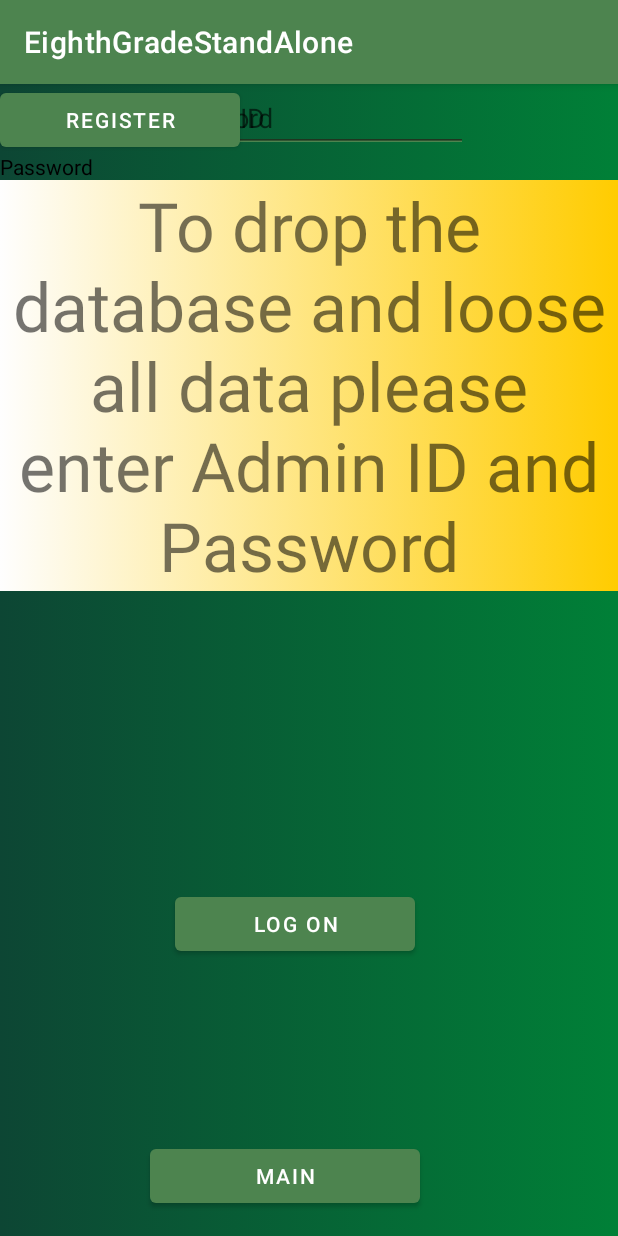
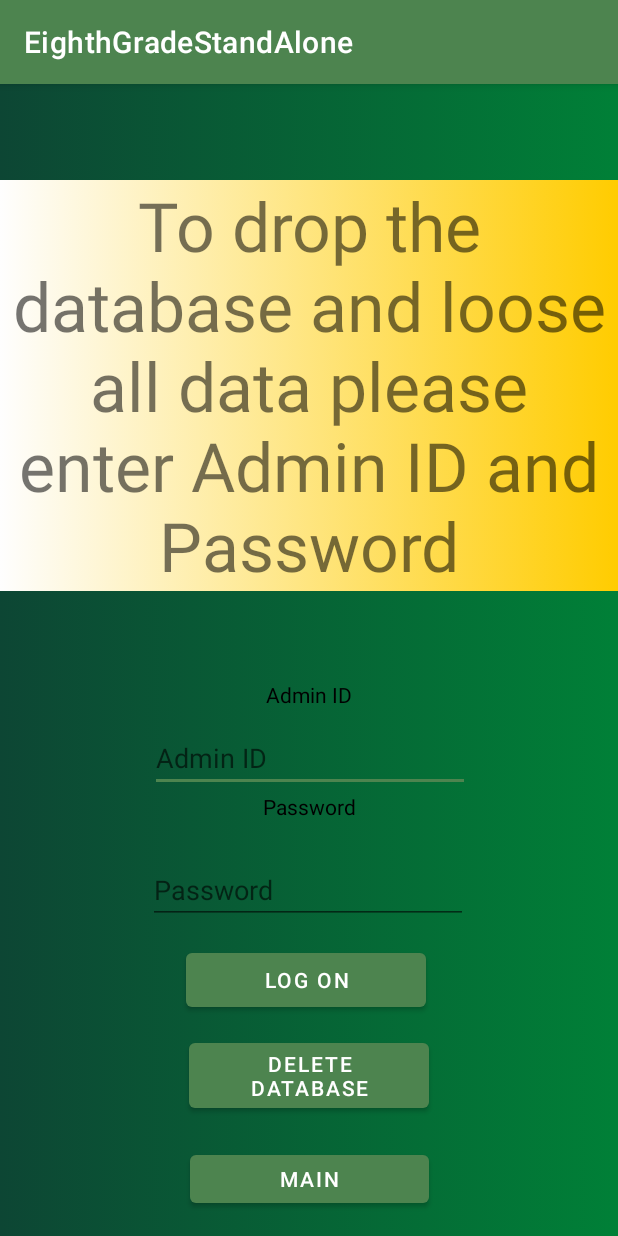
Before and after one commit to Jmaude/EighthGradeStandAlone, an Android app: the AdminDropDatabase screen opened directly, with no data from a screen before it, on a phone screen of 412 x 824 dp. Run offline under Robolectric (Android 15) with nearby library versions, the phone set to English and light mode, and no system bars.

Commit message:
AdminDropDatabase created and testing passed

```diff
--- a/app/src/main/java/com/example/eighthgradestandalone/AdminLogOn.java
+++ b/app/src/main/java/com/example/eighthgradestandalone/AdminLogOn.java
@@ -59,7 +59,7 @@ public class AdminLogOn extends AppCompatActivity {
                         intent.setFlags(Intent.FLAG_ACTIVITY_CLEAR_TOP);
                         startActivity(intent);
                     }
-                    if (recordCount < 0) {
+                    if (recordCount == 0) {
                         Intent intent = new Intent(AdminLogOn.this, AdminInputData.class);
                         intent.setFlags(Intent.FLAG_ACTIVITY_CLEAR_TOP);
                         startActivity(intent);
--- a/app/src/main/res/layout/activity_admin_drop_database.xml
+++ b/app/src/main/res/layout/activity_admin_drop_database.xml
@@ -11,14 +11,11 @@
         android:id="@+id/buttonLogOn2"
         android:layout_width="160dp"
         android:layout_height="48dp"
-        android:layout_marginStart="158dp"
-        android:layout_marginTop="536dp"
-        android:layout_marginEnd="159dp"
+        android:layout_marginStart="124dp"
+        android:layout_marginBottom="12dp"
         android:text="@string/logOn"
-        app:layout_constraintEnd_toEndOf="parent"
-        app:layout_constraintHorizontal_bias="0.636"
-        app:layout_constraintStart_toStartOf="parent"
-        app:layout_constraintTop_toBottomOf="@+id/stdLoginLayout" />
+        app:layout_constraintBottom_toTopOf="@+id/deleteButton"
+        app:layout_constraintStart_toStartOf="parent" />
 
     <LinearLayout
         android:id="@+id/stdLoginLayout"
@@ -37,22 +34,23 @@
     </LinearLayout>
 
     <Button
-        android:id="@+id/registerButton2"
+        android:id="@+id/deleteButton"
         android:layout_width="160dp"
         android:layout_height="wrap_content"
-        android:text="Register"
-        tools:layout_editor_absoluteX="117dp"
-        tools:layout_editor_absoluteY="599dp" />
+        android:layout_marginStart="126dp"
+        android:layout_marginBottom="19dp"
+        android:text="Delete Database"
+        app:layout_constraintBottom_toTopOf="@+id/buttonMain2"
+        app:layout_constraintStart_toStartOf="parent" />
 
     <Button
         android:id="@+id/buttonMain2"
-        android:layout_width="180dp"
-        android:layout_height="48dp"
+        android:layout_width="159dp"
+        android:layout_height="44dp"
         android:layout_marginBottom="16dp"
         android:text="Main"
         app:layout_constraintBottom_toBottomOf="parent"
         app:layout_constraintEnd_toEndOf="parent"
-        app:layout_constraintHorizontal_bias="0.432"
         app:layout_constraintStart_toStartOf="parent"
         app:layout_constraintTop_toBottomOf="@+id/registerButton"
         app:layout_constraintVertical_bias="0.661" />
@@ -75,23 +73,25 @@
         android:id="@+id/editAdminID"
         android:layout_width="wrap_content"
         android:layout_height="wrap_content"
+        android:layout_marginStart="100dp"
         android:ems="10"
         android:hint="@string/adminId"
-        android:inputType="textPersonName"
+        android:inputType="number"
         android:textColor="@color/sunflower"
-        app:layout_constraintEnd_toEndOf="parent"
-        app:layout_constraintHorizontal_bias="0.497"
-        app:layout_constraintStart_toStartOf="parent"
-        tools:layout_editor_absoluteY="402dp" />
+        app:layout_constraintBottom_toTopOf="@+id/textView7"
+        app:layout_constraintStart_toStartOf="parent" />
 
     <TextView
         android:id="@+id/textView7"
         android:layout_width="match_parent"
         android:layout_height="25dp"
+        android:layout_marginBottom="17dp"
         android:text="@string/password"
+        android:textAlignment="center"
         android:textColor="@color/black"
-        app:layout_constraintTop_toBottomOf="@+id/editAdminID"
-        tools:layout_editor_absoluteX="100dp" />
+        app:layout_constraintBottom_toTopOf="@+id/editNumberPW"
+        app:layout_constraintEnd_toEndOf="parent"
+        app:layout_constraintStart_toStartOf="parent" />
 
     <TextView
         android:id="@+id/textView4"
@@ -108,13 +108,14 @@
         android:id="@+id/editNumberPW"
         android:layout_width="wrap_content"
         android:layout_height="wrap_content"
+        android:layout_marginBottom="13dp"
         android:ems="10"
         android:hint="@string/password"
         android:inputType="numberPassword"
         android:textColor="@color/sunflower"
+        app:layout_constraintBottom_toTopOf="@+id/buttonLogOn2"
         app:layout_constraintEnd_toEndOf="parent"
         app:layout_constraintHorizontal_bias="0.497"
-        app:layout_constraintStart_toStartOf="parent"
-        tools:layout_editor_absoluteY="472dp" />
+        app:layout_constraintStart_toStartOf="parent" />
 
 </androidx.constraintlayout.widget.ConstraintLayout>
--- a/app/src/main/res/layout/activity_admin_input_data.xml
+++ b/app/src/main/res/layout/activity_admin_input_data.xml
@@ -75,7 +75,7 @@
                 android:layout_height="wrap_content"
                 android:ems="10"
                 android:hint="@string/firstName"
-                android:inputType="textPersonName"
+                android:inputType="textCapWords"
                 android:minHeight="48dp" />
         </TableRow>
 
@@ -97,7 +97,7 @@
                 android:layout_height="wrap_content"
                 android:ems="10"
                 android:hint="@string/lastName"
-                android:inputType="textPersonName"
+                android:inputType="textCapWords"
                 android:minHeight="48dp" />
         </TableRow>
 
--- a/app/src/main/res/layout/activity_log_on.xml
+++ b/app/src/main/res/layout/activity_log_on.xml
@@ -75,7 +75,7 @@
             android:layout_height="wrap_content"
             android:ems="10"
             android:hint="@string/adminId"
-            android:inputType="textPersonName"
+            android:inputType="number"
             android:textColor="@color/sunflower"
             app:layout_constraintEnd_toEndOf="parent"
             app:layout_constraintStart_toStartOf="parent" />
```
Also changed, not shown: app/src/main/java/com/example/eighthgradestandalone/AdminCreateDB.java (+15 -0 lines), app/src/main/java/com/example/eighthgradestandalone/AdminDBHelper.java (+6 -2 lines), app/src/main/java/com/example/eighthgradestandalone/AdminDataSource.java (+19 -1 lines), app/src/main/java/com/example/eighthgradestandalone/AdminDropDatabase.java (+112 -0 lines), app/src/main/res/layout/activity_admin_create_db.xml (+13 -2 lines).
